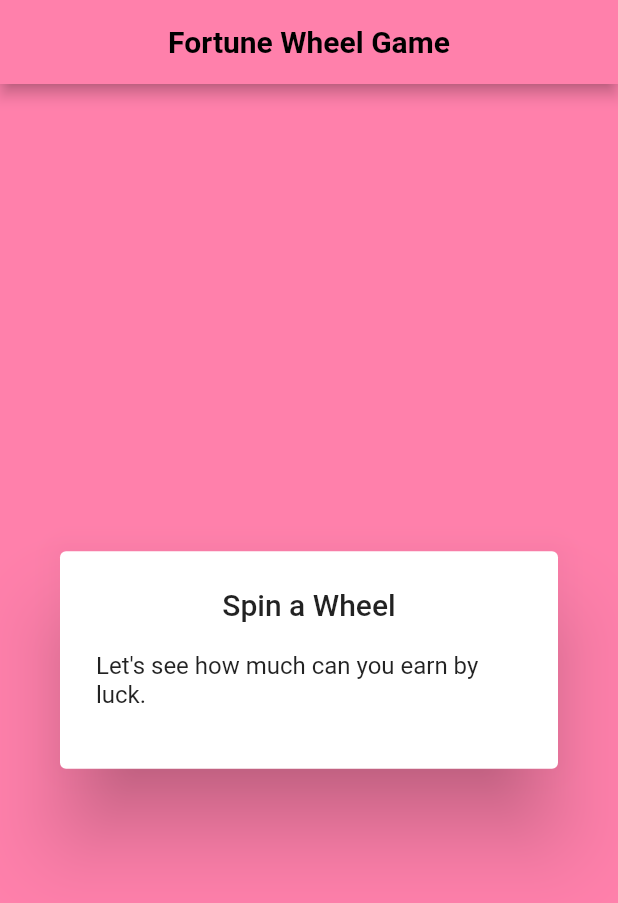
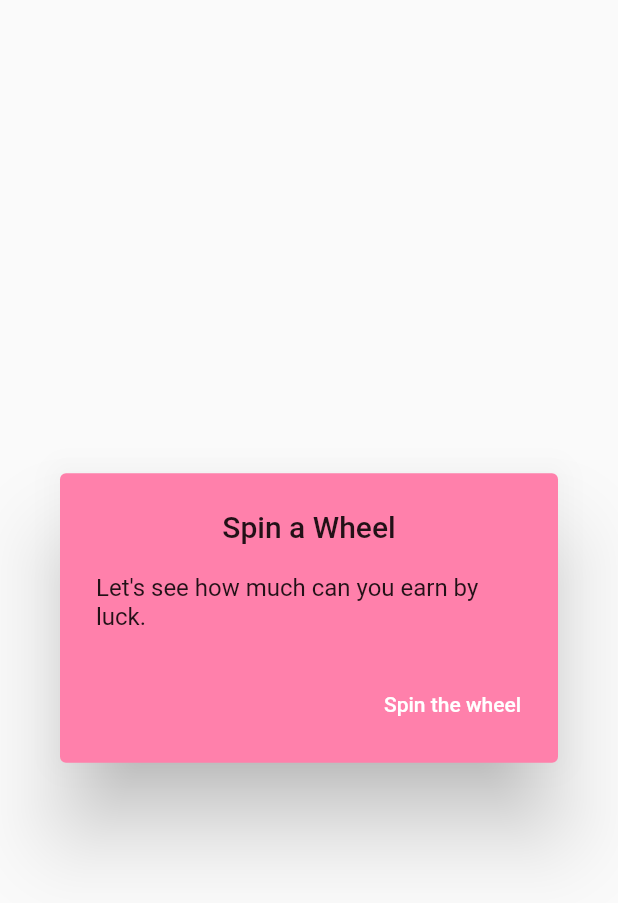
Before and after one commit to thetechgirlgita/Flutter_Alarm, a Flutter app: the screen it shows after launch, on a phone screen of 412 x 824 dp. Shown: the top 903 px of the screen. Run offline on Flutter 3.47's test engine with Material 2 defaults, Android fonts, the phone set to English and light mode, and no system bars; our stand-ins replace flutter_fortune_wheel; missing offline and left inert: dart:html.

Commit message:
Adding wheeler

```diff
--- a/lib/wheelPage.dart
+++ b/lib/wheelPage.dart
@@ -1,5 +1,6 @@
 import 'package:flutter/material.dart';
 import 'package:flutter_fortune_wheel/flutter_fortune_wheel.dart';
+import 'package:slidebar_animation/spinWheel.dart';
 
 class wheeler extends StatefulWidget {
   const wheeler({super.key});
@@ -13,7 +14,7 @@ class _wheelerState extends State<wheeler> {
   Widget build(BuildContext context) {
     return Scaffold(
 
-      appBar: AppBar(
+        /* appBar: AppBar(
         backgroundColor: Colors.pinkAccent.shade100,
         title: Text("Fortune Wheel Game" ,
 
@@ -24,23 +25,35 @@ class _wheelerState extends State<wheeler> {
 
         ),
         centerTitle: true,
+      ),*/
+        body: Container(
+      decoration: BoxDecoration(
+        borderRadius: BorderRadius.circular(10),
       ),
-      body:
-      Container(
-         color: Colors.pinkAccent.shade100,
-         // ignore: prefer_const_constructors
-         child: AlertDialog(
-          title: Center( child: Text("Spin a Wheel")),
+      // color: Colors.pinkAccent.shade100,
+      // ignore: prefer_const_constructors
+      child: AlertDialog(
+          backgroundColor: Colors.pinkAccent.shade100,
+          title: Center(child: Text("Spin a Wheel")),
           content: Text("Let's see how much can you earn by luck."),
-
-          actions: [
-
-
-
-         ]),
-
-      )
-    );
-
+          actions: <Widget>[
+            TextButton(
+              onPressed: () {
+                Navigator.push(
+                    context,
+                    MaterialPageRoute(
+                      builder: (context) => spinWheel(),
+                    ));
+              },
+              child: Container(
+                  height: 30,
+                  width: 100,
+                  child: Text(
+                    "Spin the wheel",
+                    style: TextStyle(color: Colors.white),
+                  )),
+            )
+          ]),
+    ));
   }
 }
```
Also changed, not shown: lib/spinWheel.dart (added, +29 -0 lines).
